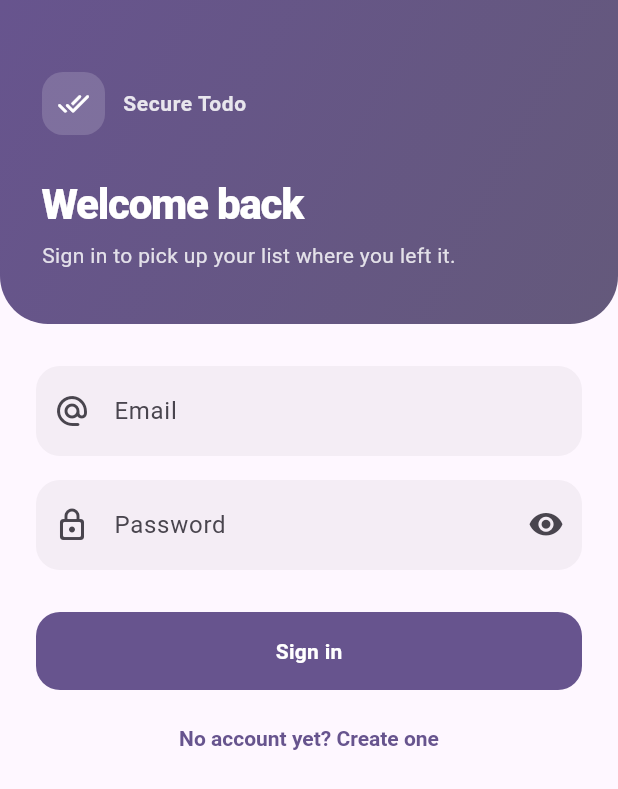
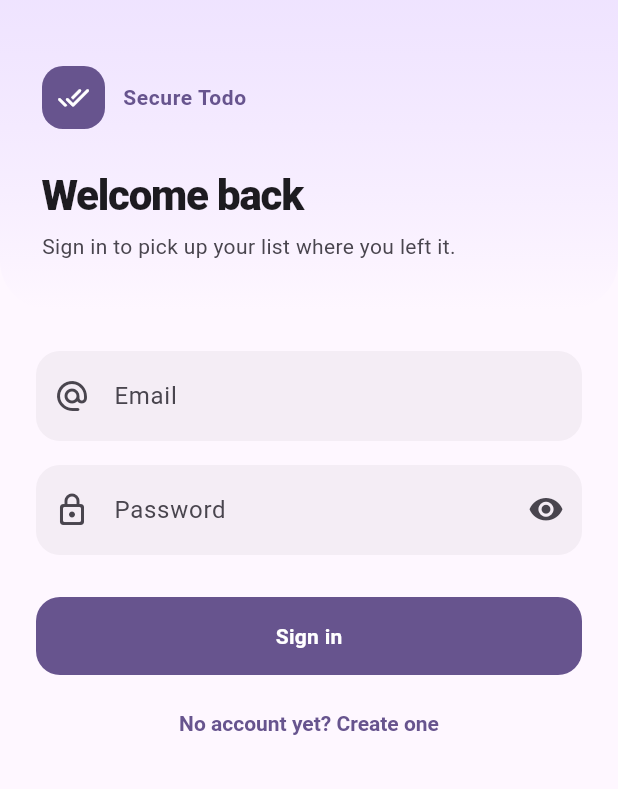
Before and after one commit to SABF226/secure-todo, a Flutter app: the screen it shows after launch, on a phone screen of 412 x 824 dp. Shown: the top 789 px of the screen. Run offline on Flutter 3.47's test engine with Material 3 defaults, Android fonts, the phone set to English and light mode, and no system bars; our stand-ins replace bloc_concurrency, dio, equatable, flutter_bloc, flutter_secure_storage, get_it and 2 more.

Commit message:
style(flutter): light theme by default and softer auth header

```diff
--- a/todo_app/lib/app.dart
+++ b/todo_app/lib/app.dart
@@ -29,8 +29,10 @@ class _TodoAppState extends State<TodoApp> {
       debugShowCheckedModeBanner: false,
       theme: AppTheme.light,
       darkTheme: AppTheme.dark,
-      // UI only: no user preference to store, the OS decides.
-      themeMode: ThemeMode.system,
+      // Light by default: the dark scheme stays available (set this to
+      // ThemeMode.system, or wire a ThemeCubit) but it is opt-in, not
+      // imposed by the phone's system setting.
+      themeMode: ThemeMode.light,
       routerConfig: _router,
     );
   }
--- a/todo_app/lib/features/auth/presentation/widgets/auth_header.dart
+++ b/todo_app/lib/features/auth/presentation/widgets/auth_header.dart
@@ -1,9 +1,12 @@
 import 'package:material_ui/material_ui.dart';
 
-/// The purple hero shared by the sign-in and sign-up pages.
+/// The header shared by the sign-in and sign-up pages.
 ///
-/// Pure presentation: it takes two strings and draws them. No bloc, no
-/// navigation, nothing to test beyond "it renders".
+/// A light lavender wash rather than a saturated purple block: the brand
+/// stays visible through the badge and the wordmark, without darkening the
+/// top half of the screen.
+///
+/// Pure presentation: two strings in, pixels out. No bloc, no navigation.
 class AuthHeader extends StatelessWidget {
   const AuthHeader({required this.title, required this.subtitle, super.key});
 
@@ -14,18 +17,19 @@ class AuthHeader extends StatelessWidget {
   Widget build(BuildContext context) {
     final theme = Theme.of(context);
     final scheme = theme.colorScheme;
-    // Keep the gradient within the primary family so `onPrimary` stays
-    // readable in both brightnesses, instead of introducing a third hue.
-    final end = Color.lerp(scheme.primary, scheme.secondary, 0.65)!;
 
     return Container(
       width: double.infinity,
-      padding: const EdgeInsets.fromLTRB(28, 48, 28, 36),
+      padding: const EdgeInsets.fromLTRB(28, 44, 28, 32),
       decoration: BoxDecoration(
+        // Fades into the page background: no hard edge under the header.
         gradient: LinearGradient(
-          begin: Alignment.topLeft,
-          end: Alignment.bottomRight,
-          colors: [scheme.primary, end],
+          begin: Alignment.topCenter,
+          end: Alignment.bottomCenter,
+          colors: [
+            scheme.primaryContainer.withValues(alpha: 0.75),
+            scheme.surface,
+          ],
         ),
         borderRadius: const BorderRadius.vertical(bottom: Radius.circular(32)),
       ),
@@ -37,7 +41,7 @@ class AuthHeader extends StatelessWidget {
               Container(
                 padding: const EdgeInsets.all(10),
                 decoration: BoxDecoration(
-                  color: scheme.onPrimary.withValues(alpha: 0.16),
+                  color: scheme.primary,
                   borderRadius: BorderRadius.circular(14),
                 ),
                 child: Icon(
@@ -50,25 +54,25 @@ class AuthHeader extends StatelessWidget {
               Text(
                 'Secure Todo',
                 style: theme.textTheme.labelLarge?.copyWith(
-                  color: scheme.onPrimary.withValues(alpha: 0.85),
+                  color: scheme.primary,
                   fontWeight: FontWeight.w700,
                   letterSpacing: 0.4,
                 ),
               ),
             ],
           ),
-          const SizedBox(height: 28),
+          const SizedBox(height: 26),
           Text(
             title,
             style: theme.textTheme.headlineMedium?.copyWith(
-              color: scheme.onPrimary,
+              color: scheme.onSurface,
             ),
           ),
           const SizedBox(height: 6),
           Text(
             subtitle,
             style: theme.textTheme.bodyMedium?.copyWith(
-              color: scheme.onPrimary.withValues(alpha: 0.82),
+              color: scheme.onSurfaceVariant,
             ),
           ),
         ],
```
Also changed, not shown: 2 other files.
